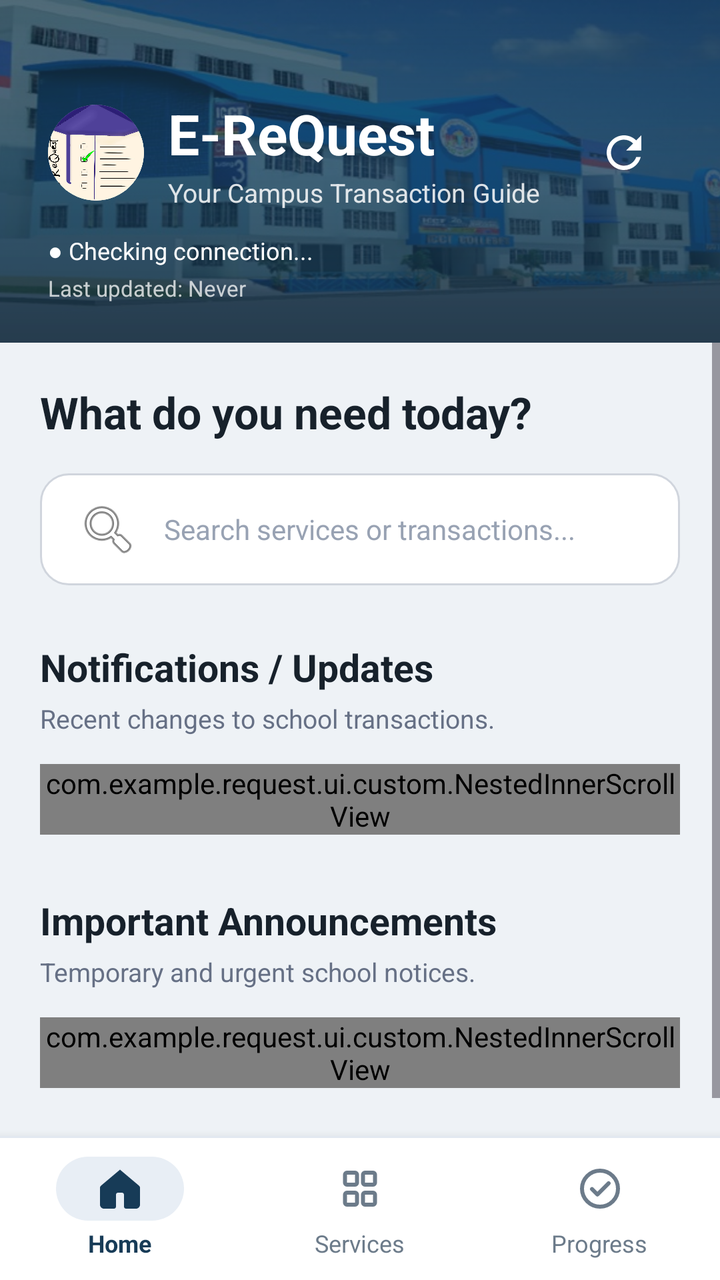
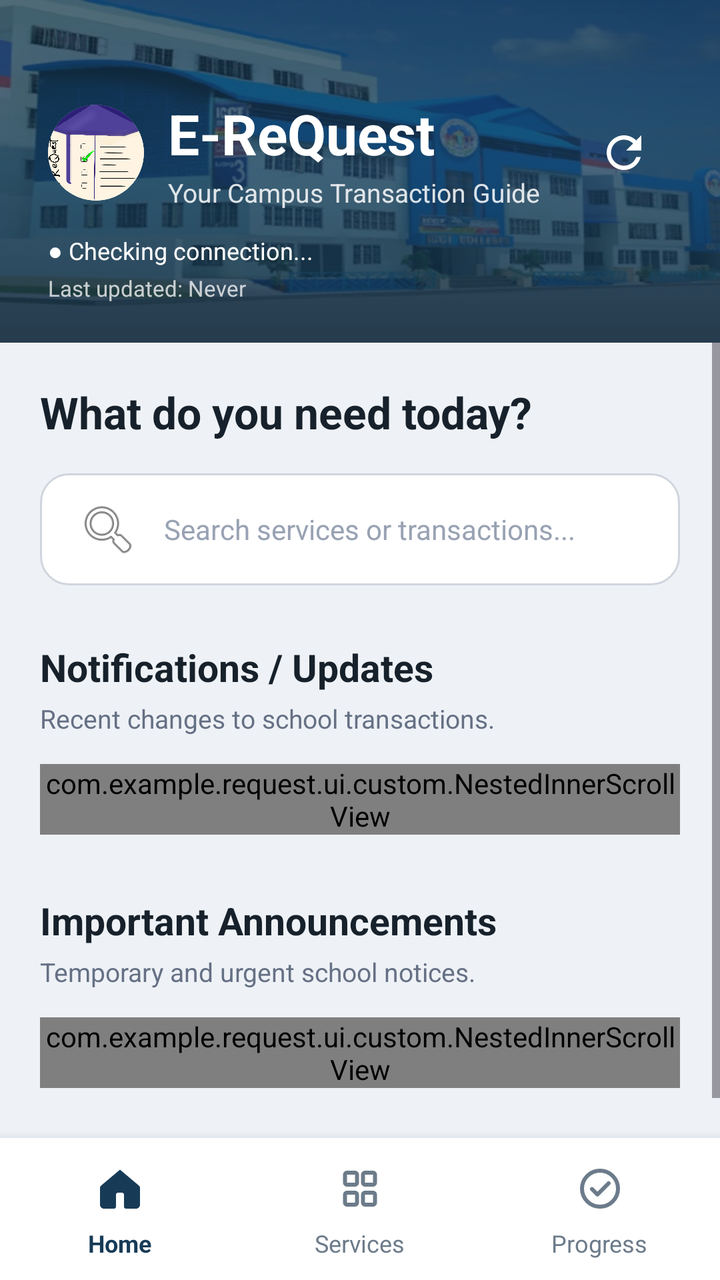

Screens rendered from an Android XML layout before and after an edit, with the pre-edit source and the edit as a unified diff.
<!-- AndroidManifest.xml: application theme Theme.EReQuest -->
<!-- res/layout/activity_home.xml -->
<?xml version="1.0" encoding="utf-8"?>
<androidx.constraintlayout.widget.ConstraintLayout
    xmlns:android="http://schemas.android.com/apk/res/android"
    xmlns:app="http://schemas.android.com/apk/res-auto"
    xmlns:tools="http://schemas.android.com/tools"
    android:id="@+id/homeMain"
    android:layout_width="match_parent"
    android:layout_height="match_parent"
    android:background="@color/background"
    tools:context=".HomeActivity">


    
    
    

    
    <View
        android:id="@+id/vHeaderBase"
        android:layout_width="0dp"
        android:layout_height="0dp"
        android:background="@color/primary"
        app:layout_constraintTop_toTopOf="@id/header"
        app:layout_constraintBottom_toBottomOf="@id/header"
        app:layout_constraintStart_toStartOf="@id/header"
        app:layout_constraintEnd_toEndOf="@id/header" />

    
    <ImageView
        android:id="@+id/ivHeaderCampusBg"
        android:layout_width="0dp"
        android:layout_height="0dp"
        android:src="@drawable/bg_header_campus"
        android:scaleType="centerCrop"
        android:alpha="0.75"
        android:contentDescription="@null"
        app:layout_constraintTop_toTopOf="@id/header"
        app:layout_constraintBottom_toBottomOf="@id/header"
        app:layout_constraintStart_toStartOf="@id/header"
        app:layout_constraintEnd_toEndOf="@id/header" />

    
    <View
        android:id="@+id/vHeaderOverlay"
        android:layout_width="0dp"
        android:layout_height="0dp"
        android:background="@drawable/bg_header_gradient_overlay"
        app:layout_constraintTop_toTopOf="@id/header"
        app:layout_constraintBottom_toBottomOf="@id/header"
        app:layout_constraintStart_toStartOf="@id/header"
        app:layout_constraintEnd_toEndOf="@id/header" />

    
    
    

    <LinearLayout
        android:id="@+id/header"
        android:layout_width="0dp"
        android:layout_height="wrap_content"
        android:background="@android:color/transparent"
        android:orientation="vertical"
        android:paddingStart="24dp"
        android:paddingTop="48dp"
        android:paddingEnd="24dp"
        android:paddingBottom="20dp"
        app:layout_constraintTop_toTopOf="parent"
        app:layout_constraintStart_toStartOf="parent"
        app:layout_constraintEnd_toEndOf="parent">

        <LinearLayout
            android:layout_width="match_parent"
            android:layout_height="wrap_content"
            android:gravity="center_vertical"
            android:orientation="horizontal">

            <ImageView
                android:id="@+id/ivHomeLogo"
                android:layout_width="48dp"
                android:layout_height="48dp"
                android:layout_marginEnd="12dp"
                android:background="@drawable/bg_logo_circle"
                android:padding="0dp"
                android:contentDescription="@string/app_name"
                android:src="@drawable/ic_erequest_logo"
                android:scaleType="centerCrop"
                android:clipToOutline="true" />

            <LinearLayout
                android:layout_width="0dp"
                android:layout_height="wrap_content"
                android:layout_weight="1"
                android:orientation="vertical">

                <TextView
                    android:layout_width="wrap_content"
                    android:layout_height="wrap_content"
                    android:text="E-ReQuest"
                    android:textColor="@color/text_white"
                    android:textSize="28sp"
                    android:textStyle="bold" />

                <TextView
                    android:layout_width="wrap_content"
                    android:layout_height="wrap_content"
                    android:layout_marginTop="2dp"
                    android:alpha="0.85"
                    android:text="Your Campus Transaction Guide"
                    android:textColor="@color/text_white"
                    android:textSize="13sp" />

            </LinearLayout>

            
            <ImageView
                android:id="@+id/btnSync"
                android:layout_width="48dp"
                android:layout_height="48dp"
                android:clickable="true"
                android:contentDescription="Sync Updates"
                android:focusable="true"
                android:padding="11dp"
                android:src="@drawable/ic_refresh"
                app:tint="@color/text_white" />

        </LinearLayout>

        <TextView
            android:id="@+id/tvConnectionStatus"
            android:layout_width="wrap_content"
            android:layout_height="wrap_content"
            android:layout_marginTop="12dp"
            android:text="&#x25cf; Checking connection..."
            android:textColor="@color/text_white"
            android:textSize="12sp" />

        <TextView
            android:id="@+id/tvLastUpdated"
            android:layout_width="wrap_content"
            android:layout_height="wrap_content"
            android:layout_marginTop="3dp"
            android:alpha="0.75"
            android:text="Last updated: Never"
            android:textColor="@color/text_white"
            android:textSize="11sp" />

    </LinearLayout>


    
    
    

    <ScrollView
        android:id="@+id/homeScrollView"
        android:layout_width="0dp"
        android:layout_height="0dp"
        android:fillViewport="true"
        app:layout_constraintTop_toBottomOf="@id/header"
        app:layout_constraintBottom_toTopOf="@id/bottomNavigation"
        app:layout_constraintStart_toStartOf="parent"
        app:layout_constraintEnd_toEndOf="parent">


        <LinearLayout
            android:layout_width="match_parent"
            android:layout_height="wrap_content"
            android:orientation="vertical"
            android:padding="20dp">


            
            
            

            <TextView
                android:layout_width="wrap_content"
                android:layout_height="wrap_content"
                android:text="What do you need today?"
                android:textColor="@color/text_primary"
                android:textSize="22sp"
                android:textStyle="bold" />


            
            
            

            <EditText
                android:id="@+id/etSearch"
                android:layout_width="match_parent"
                android:layout_height="56dp"
                android:layout_marginTop="16dp"
                android:background="@drawable/bg_search"
                android:drawableStart="@android:drawable/ic_menu_search"
                android:drawablePadding="12dp"
                android:hint="Search services or transactions..."
                android:paddingStart="18dp"
                android:paddingEnd="18dp"
                android:singleLine="true"
                android:textColor="@color/text_primary"
                android:textColorHint="@color/text_hint"
                android:textSize="14sp" />


            <LinearLayout
                android:id="@+id/searchResultsContainer"
                android:layout_width="match_parent"
                android:layout_height="wrap_content"
                android:layout_marginTop="4dp"
                android:background="@drawable/bg_card"
                android:orientation="vertical"
                android:visibility="gone" />


            
            
            

            <LinearLayout
                android:layout_width="match_parent"
                android:layout_height="wrap_content"
                android:layout_marginTop="28dp"
                android:gravity="center_vertical"
                android:orientation="horizontal">


                <TextView
                    android:layout_width="0dp"
                    android:layout_height="wrap_content"
                    android:layout_weight="1"
                    android:text="Notifications / Updates"
                    android:textColor="@color/text_primary"
                    android:textSize="19sp"
                    android:textStyle="bold" />


                

                <TextView
                    android:id="@+id/tvNotificationCount"
                    android:layout_width="wrap_content"
                    android:layout_height="wrap_content"
                    android:background="@drawable/bg_card"
                    android:gravity="center"
                    android:minWidth="32dp"
                    android:paddingStart="10dp"
                    android:paddingTop="5dp"
                    android:paddingEnd="10dp"
                    android:paddingBottom="5dp"
                    android:text="0"
                    android:textColor="@color/primary"
                    android:textSize="12sp"
                    android:textStyle="bold"
                    android:visibility="gone" />

            </LinearLayout>


            <TextView
                android:layout_width="wrap_content"
                android:layout_height="wrap_content"
                android:layout_marginTop="4dp"
                android:text="Recent changes to school transactions."
                android:textColor="@color/text_secondary"
                android:textSize="13sp" />


            

            <com.example.request.ui.custom.NestedInnerScrollView
                android:id="@+id/updateNotificationsScrollView"
                android:layout_width="match_parent"
                android:layout_height="wrap_content"
                android:layout_marginTop="14dp"
                android:fillViewport="false"
                android:overScrollMode="ifContentScrolls"
                android:scrollbars="vertical">

                <LinearLayout
                    android:id="@+id/updateNotificationsContainer"
                    android:layout_width="match_parent"
                    android:layout_height="wrap_content"
                    android:orientation="vertical" />

            </com.example.request.ui.custom.NestedInnerScrollView>


            

            <TextView
                android:id="@+id/tvNoUpdateNotifications"
                android:layout_width="match_parent"
                android:layout_height="wrap_content"
                android:layout_marginTop="14dp"
                android:background="@drawable/bg_card"
                android:gravity="center"
                android:padding="20dp"
                android:text="You're all caught up. No new updates."
                android:textColor="@color/text_secondary"
                android:textSize="13sp"
                android:visibility="gone" />


            
            
            

            <TextView
                android:layout_width="wrap_content"
                android:layout_height="wrap_content"
                android:layout_marginTop="30dp"
                android:text="Important Announcements"
                android:textColor="@color/text_primary"
                android:textSize="19sp"
                android:textStyle="bold" />


            <TextView
                android:layout_width="wrap_content"
                android:layout_height="wrap_content"
                android:layout_marginTop="4dp"
                android:text="Temporary and urgent school notices."
                android:textColor="@color/text_secondary"
                android:textSize="13sp" />


            <com.example.request.ui.custom.NestedInnerScrollView
                android:id="@+id/importantAnnouncementsScrollView"
                android:layout_width="match_parent"
                android:layout_height="wrap_content"
                android:layout_marginTop="14dp"
                android:fillViewport="false"
                android:overScrollMode="ifContentScrolls"
                android:scrollbars="vertical">

                <LinearLayout
                    android:id="@+id/importantAnnouncementsContainer"
                    android:layout_width="match_parent"
                    android:layout_height="wrap_content"
                    android:orientation="vertical" />

            </com.example.request.ui.custom.NestedInnerScrollView>


            <TextView
                android:id="@+id/tvNoImportantAnnouncements"
                android:layout_width="match_parent"
                android:layout_height="wrap_content"
                android:layout_marginTop="14dp"
                android:background="@drawable/bg_card"
                android:gravity="center"
                android:padding="20dp"
                android:text="No important announcements at this time."
                android:textColor="@color/text_secondary"
                android:textSize="13sp"
                android:visibility="gone" />


            <Space
                android:layout_width="match_parent"
                android:layout_height="24dp" />

        </LinearLayout>

    </ScrollView>


    
    
    

    <LinearLayout
        android:id="@+id/bottomNavigation"
        android:layout_width="0dp"
        android:layout_height="72dp"
        android:background="@drawable/bg_bottom_nav_bar"
        android:elevation="8dp"
        android:gravity="center_vertical"
        android:orientation="horizontal"
        android:clipChildren="false"
        android:clipToPadding="false"
        app:layout_constraintBottom_toBottomOf="parent"
        app:layout_constraintStart_toStartOf="parent"
        app:layout_constraintEnd_toEndOf="parent">

        
        <LinearLayout
            android:id="@+id/navHome"
            android:layout_width="0dp"
            android:layout_height="match_parent"
            android:layout_weight="1"
            android:clickable="true"
            android:focusable="true"
            android:gravity="center"
            android:orientation="vertical"
            android:clipChildren="false"
            android:clipToPadding="false"
            android:background="?attr/selectableItemBackgroundBorderless">

            <FrameLayout
                android:layout_width="64dp"
                android:layout_height="32dp"
                android:clipChildren="false"
                android:clipToPadding="false"
                android:background="@drawable/bg_nav_pill_active">

                <ImageView
                    android:layout_width="24dp"
                    android:layout_height="24dp"
                    android:layout_gravity="center"
                    android:contentDescription="Home"
                    android:src="@drawable/ic_nav_home_active" />
            </FrameLayout>

            <TextView
                android:layout_width="wrap_content"
                android:layout_height="wrap_content"
                android:layout_marginTop="3dp"
                android:text="Home"
                android:textColor="@color/nav_active_primary"
                android:textSize="12sp"
                android:textStyle="bold" />

        </LinearLayout>

        
        <LinearLayout
            android:id="@+id/navServices"
            android:layout_width="0dp"
            android:layout_height="match_parent"
            android:layout_weight="1"
            android:clickable="true"
            android:focusable="true"
            android:gravity="center"
            android:orientation="vertical"
            android:clipChildren="false"
            android:clipToPadding="false"
            android:background="?attr/selectableItemBackgroundBorderless">

            <FrameLayout
                android:layout_width="64dp"
                android:layout_height="32dp"
                android:clipChildren="false"
                android:clipToPadding="false"
                android:background="@android:color/transparent">

                <ImageView
                    android:layout_width="24dp"
                    android:layout_height="24dp"
                    android:layout_gravity="center"
                    android:contentDescription="Services"
                    android:src="@drawable/ic_nav_services_inactive" />
            </FrameLayout>

            <TextView
                android:layout_width="wrap_content"
                android:layout_height="wrap_content"
                android:layout_marginTop="3dp"
                android:text="Services"
                android:textColor="@color/nav_inactive"
                android:textSize="12sp" />

        </LinearLayout>

        
        <LinearLayout
            android:id="@+id/navProgress"
            android:layout_width="0dp"
            android:layout_height="match_parent"
            android:layout_weight="1"
            android:clickable="true"
            android:focusable="true"
            android:gravity="center"
            android:orientation="vertical"
            android:clipChildren="false"
            android:clipToPadding="false"
            android:background="?attr/selectableItemBackgroundBorderless">

            <FrameLayout
                android:layout_width="64dp"
                android:layout_height="32dp"
                android:clipChildren="false"
                android:clipToPadding="false"
                android:background="@android:color/transparent">

                <ImageView
                    android:layout_width="24dp"
                    android:layout_height="24dp"
                    android:layout_gravity="center"
                    android:contentDescription="Progress"
                    android:src="@drawable/ic_nav_progress_inactive" />
            </FrameLayout>

            <TextView
                android:layout_width="wrap_content"
                android:layout_height="wrap_content"
                android:layout_marginTop="3dp"
                android:text="Progress"
                android:textColor="@color/nav_inactive"
                android:textSize="12sp" />

        </LinearLayout>

    </LinearLayout>


</androidx.constraintlayout.widget.ConstraintLayout>
<!-- resources referenced by this layout -->
<resources>
  <color name="background">#EEF2F6</color>
  <color name="nav_active_primary">#173B57</color>
  <color name="nav_inactive">#6C7B8A</color>
  <color name="primary">#173B57</color>
  <color name="text_hint">#98A2B3</color>
  <color name="text_primary">#17212B</color>
  <color name="text_secondary">#667085</color>
  <color name="text_white">#FFFFFF</color>
  <!-- drawable bg_bottom_nav_bar (drawable) -->
  <?xml version="1.0" encoding="utf-8"?>
  <layer-list xmlns:android="http://schemas.android.com/apk/res/android">
      <item>
          <shape android:shape="rectangle">
              <solid android:color="@color/nav_bar_border" />
          </shape>
      </item>
      <item android:top="1dp">
          <shape android:shape="rectangle">
              <solid android:color="@color/nav_bar_surface" />
          </shape>
      </item>
  </layer-list>
  <!-- drawable bg_card (drawable) -->
  <?xml version="1.0" encoding="utf-8"?>
  <shape xmlns:android="http://schemas.android.com/apk/res/android"
      android:shape="rectangle">
  
      <solid android:color="@color/card_background" />
  
      <stroke
          android:width="1dp"
          android:color="@color/divider" />
  
      <corners android:radius="16dp" />
  
  </shape>
  <!-- drawable bg_header_gradient_overlay (drawable) -->
  <?xml version="1.0" encoding="utf-8"?>
  <shape xmlns:android="http://schemas.android.com/apk/res/android"
      android:shape="rectangle">
      <gradient
          android:angle="270"
          android:startColor="#99102A3E"
          android:centerColor="#B3173B57"
          android:endColor="#CC102A3E"
          android:type="linear" />
  </shape>
  <!-- drawable bg_logo_circle (drawable) -->
  <?xml version="1.0" encoding="utf-8"?>
  <shape xmlns:android="http://schemas.android.com/apk/res/android"
      android:shape="oval">
      <solid android:color="@color/white" />
  </shape>
  <!-- drawable bg_nav_pill_active (drawable) -->
  <?xml version="1.0" encoding="utf-8"?>
  <shape xmlns:android="http://schemas.android.com/apk/res/android"
      android:shape="rectangle">
      <solid android:color="@color/nav_active_pill" />
      <corners android:radius="16dp" />
  </shape>
  <!-- drawable bg_search (drawable) -->
  <?xml version="1.0" encoding="utf-8"?>
  <shape xmlns:android="http://schemas.android.com/apk/res/android"
      android:shape="rectangle">
  
      <solid android:color="@color/surface" />
  
      <stroke
          android:width="1dp"
          android:color="@color/border" />
  
      <corners android:radius="14dp" />
  
  </shape>
  <!-- drawable ic_refresh (drawable) -->
  <vector xmlns:android="http://schemas.android.com/apk/res/android" android:height="24dp" android:tint="#000000" android:viewportHeight="24" android:viewportWidth="24" android:width="24dp">
        
      <path android:fillColor="@android:color/white" android:pathData="M17.65,6.35C16.2,4.9 14.21,4 12,4c-4.42,0 -7.99,3.58 -7.99,8s3.57,8 7.99,8c3.73,0 6.84,-2.55 7.73,-6h-2.08c-0.82,2.33 -3.04,4 -5.65,4 -3.31,0 -6,-2.69 -6,-6s2.69,-6 6,-6c1.66,0 3.14,0.69 4.22,1.78L13,11h7V4l-2.35,2.35z"/>
      
  </vector>
  <string name="app_name">E-ReQuest</string>
  <style name="Theme.EReQuest" parent="Base.Theme.EReQuest" />
  <color name="nav_bar_border">#E2E8F0</color>
  <color name="nav_bar_surface">#FFFFFF</color>
  <color name="card_background">#FFFFFF</color>
  <color name="divider">#E4E7EC</color>
  <color name="white">#FFFFFFFF</color>
  <color name="nav_active_pill">#E8EEF5</color>
  <color name="surface">#FFFFFF</color>
  <color name="border">#D0D5DD</color>
  <style name="Base.Theme.EReQuest" parent="Theme.Material3.DayNight.NoActionBar">
          
          
      </style>
  <!-- unchanged entries left out for length: 5 -->
</resources>

<!-- the commit's change to res/layout/activity_home.xml (unified diff, before → after) -->
@@ -370,14 +370,12 @@
     
     
 
-    <LinearLayout
+    <FrameLayout
         android:id="@+id/bottomNavigation"
         android:layout_width="0dp"
         android:layout_height="72dp"
         android:background="@drawable/bg_bottom_nav_bar"
         android:elevation="8dp"
-        android:gravity="center_vertical"
-        android:orientation="horizontal"
         android:clipChildren="false"
         android:clipToPadding="false"
         app:layout_constraintBottom_toBottomOf="parent"
@@ -385,124 +383,145 @@
         app:layout_constraintEnd_toEndOf="parent">
 
         
+        <View
+            android:id="@+id/navSlidingIndicator"
+            android:layout_width="64dp"
+            android:layout_height="32dp"
+            android:layout_gravity="top|start"
+            android:visibility="invisible"
+            android:background="@drawable/bg_nav_pill_active" />
+
         <LinearLayout
-            android:id="@+id/navHome"
-            android:layout_width="0dp"
+            android:id="@+id/bottomNavTabs"
+            android:layout_width="match_parent"
             android:layout_height="match_parent"
-            android:layout_weight="1"
-            android:clickable="true"
-            android:focusable="true"
-            android:gravity="center"
-            android:orientation="vertical"
+            android:background="@android:color/transparent"
+            android:gravity="center_vertical"
+            android:orientation="horizontal"
             android:clipChildren="false"
-            android:clipToPadding="false"
-            android:background="?attr/selectableItemBackgroundBorderless">
-
-            <FrameLayout
-                android:layout_width="64dp"
-                android:layout_height="32dp"
+            android:clipToPadding="false">
+
+            
+            <LinearLayout
+                android:id="@+id/navHome"
+                android:layout_width="0dp"
+                android:layout_height="match_parent"
+                android:layout_weight="1"
+                android:clickable="true"
+                android:focusable="true"
+                android:gravity="center"
+                android:orientation="vertical"
                 android:clipChildren="false"
                 android:clipToPadding="false"
-                android:background="@drawable/bg_nav_pill_active">
-
-                <ImageView
-                    android:layout_width="24dp"
-                    android:layout_height="24dp"
-                    android:layout_gravity="center"
-                    android:contentDescription="Home"
-                    android:src="@drawable/ic_nav_home_active" />
-            </FrameLayout>
-
-            <TextView
-                android:layout_width="wrap_content"
-                android:layout_height="wrap_content"
-                android:layout_marginTop="3dp"
-                android:text="Home"
-                android:textColor="@color/nav_active_primary"
-                android:textSize="12sp"
-                android:textStyle="bold" />
-
-        </LinearLayout>
-
-        
-        <LinearLayout
-            android:id="@+id/navServices"
-            android:layout_width="0dp"
-            android:layout_height="match_parent"
-            android:layout_weight="1"
-            android:clickable="true"
-            android:focusable="true"
-            android:gravity="center"
-            android:orientation="vertical"
-            android:clipChildren="false"
-            android:clipToPadding="false"
-            android:background="?attr/selectableItemBackgroundBorderless">
-
-            <FrameLayout
-                android:layout_width="64dp"
-                android:layout_height="32dp"
+                android:background="?attr/selectableItemBackgroundBorderless">
+
+                <FrameLayout
+                    android:layout_width="64dp"
+                    android:layout_height="32dp"
+                    android:clipChildren="false"
+                    android:clipToPadding="false"
+                    android:background="@android:color/transparent">
+
+                    <ImageView
+                        android:layout_width="24dp"
+                        android:layout_height="24dp"
+                        android:layout_gravity="center"
+                        android:contentDescription="Home"
+                        android:src="@drawable/ic_nav_home_active" />
+                </FrameLayout>
+
+                <TextView
+                    android:layout_width="wrap_content"
+                    android:layout_height="wrap_content"
+                    android:layout_marginTop="3dp"
+                    android:text="Home"
+                    android:textColor="@color/nav_active_primary"
+                    android:textSize="12sp"
+                    android:textStyle="bold" />
+
+            </LinearLayout>
+
+            
+            <LinearLayout
+                android:id="@+id/navServices"
+                android:layout_width="0dp"
+                android:layout_height="match_parent"
+                android:layout_weight="1"
+                android:clickable="true"
+                android:focusable="true"
+                android:gravity="center"
+                android:orientation="vertical"
                 android:clipChildren="false"
                 android:clipToPadding="false"
-                android:background="@android:color/transparent">
-
-                <ImageView
-                    android:layout_width="24dp"
-                    android:layout_height="24dp"
-                    android:layout_gravity="center"
-                    android:contentDescription="Services"
-                    android:src="@drawable/ic_nav_services_inactive" />
-            </FrameLayout>
-
-            <TextView
-                android:layout_width="wrap_content"
-                android:layout_height="wrap_content"
-                android:layout_marginTop="3dp"
-                android:text="Services"
-                android:textColor="@color/nav_inactive"
-                android:textSize="12sp" />
-
-        </LinearLayout>
-
-        
-        <LinearLayout
-            android:id="@+id/navProgress"
-            android:layout_width="0dp"
-            android:layout_height="match_parent"
-            android:layout_weight="1"
-            android:clickable="true"
-            android:focusable="true"
-            android:gravity="center"
-            android:orientation="vertical"
-            android:clipChildren="false"
-            android:clipToPadding="false"
-            android:background="?attr/selectableItemBackgroundBorderless">
-
-            <FrameLayout
-                android:layout_width="64dp"
-                android:layout_height="32dp"
+                android:background="?attr/selectableItemBackgroundBorderless">
+
+                <FrameLayout
+                    android:layout_width="64dp"
+                    android:layout_height="32dp"
+                    android:clipChildren="false"
+                    android:clipToPadding="false"
+                    android:background="@android:color/transparent">
+
+                    <ImageView
+                        android:layout_width="24dp"
+                        android:layout_height="24dp"
+                        android:layout_gravity="center"
+                        android:contentDescription="Services"
+                        android:src="@drawable/ic_nav_services_inactive" />
+                </FrameLayout>
+
+                <TextView
+                    android:layout_width="wrap_content"
+                    android:layout_height="wrap_content"
+                    android:layout_marginTop="3dp"
+                    android:text="Services"
+                    android:textColor="@color/nav_inactive"
+                    android:textSize="12sp" />
+
+            </LinearLayout>
+
+            
+            <LinearLayout
+                android:id="@+id/navProgress"
+                android:layout_width="0dp"
+                android:layout_height="match_parent"
+                android:layout_weight="1"
+                android:clickable="true"
+                android:focusable="true"
+                android:gravity="center"
+                android:orientation="vertical"
                 android:clipChildren="false"
                 android:clipToPadding="false"
-                android:background="@android:color/transparent">
-
-                <ImageView
-                    android:layout_width="24dp"
-                    android:layout_height="24dp"
-                    android:layout_gravity="center"
-                    android:contentDescription="Progress"
-                    android:src="@drawable/ic_nav_progress_inactive" />
-            </FrameLayout>
-
-            <TextView
-                android:layout_width="wrap_content"
-                android:layout_height="wrap_content"
-                android:layout_marginTop="3dp"
-                android:text="Progress"
-                android:textColor="@color/nav_inactive"
-                android:textSize="12sp" />
+                android:background="?attr/selectableItemBackgroundBorderless">
+
+                <FrameLayout
+                    android:layout_width="64dp"
+                    android:layout_height="32dp"
+                    android:clipChildren="false"
+                    android:clipToPadding="false"
+                    android:background="@android:color/transparent">
+
+                    <ImageView
+                        android:layout_width="24dp"
+                        android:layout_height="24dp"
+                        android:layout_gravity="center"
+                        android:contentDescription="Progress"
+                        android:src="@drawable/ic_nav_progress_inactive" />
+                </FrameLayout>
+
+                <TextView
+                    android:layout_width="wrap_content"
+                    android:layout_height="wrap_content"
+                    android:layout_marginTop="3dp"
+                    android:text="Progress"
+                    android:textColor="@color/nav_inactive"
+                    android:textSize="12sp" />
+
+            </LinearLayout>
 
         </LinearLayout>
 
-    </LinearLayout>
+    </FrameLayout>
 
 
 </androidx.constraintlayout.widget.ConstraintLayout>
